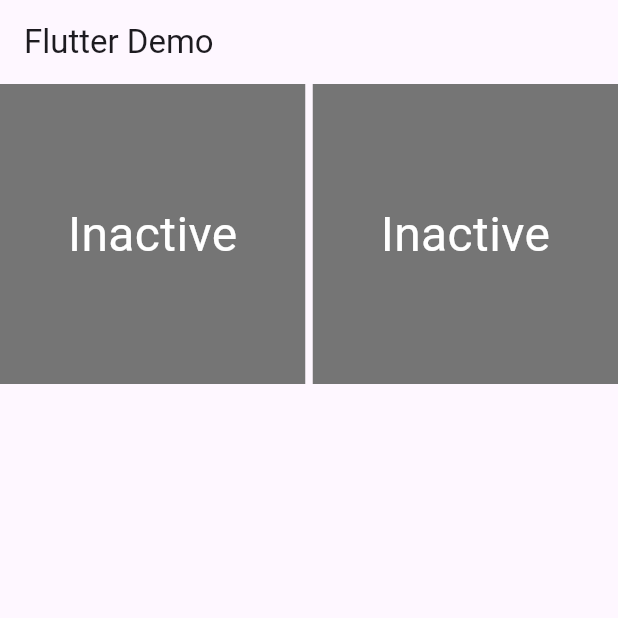
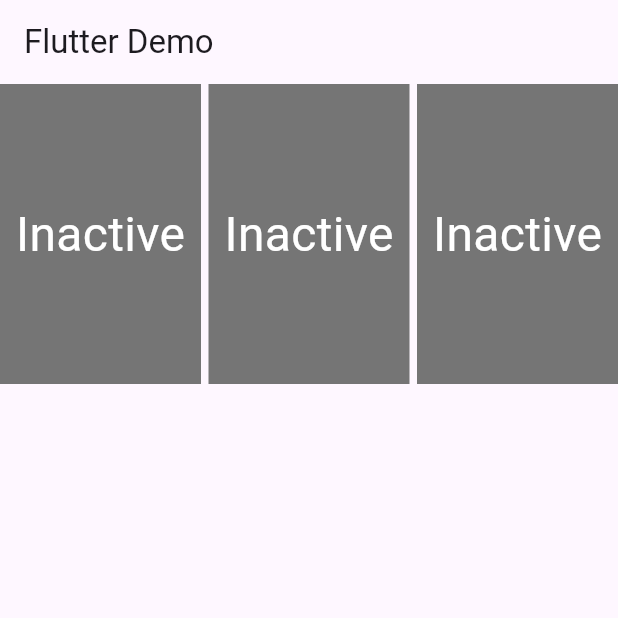
Before and after one commit to flutter-development-rboriba/managing_widgets_stages, a Flutter app: the screen it shows after launch, on a phone screen of 412 x 824 dp, the top half of it. Run offline on Flutter 3.47's test engine with Material 3 defaults, Android fonts, the light colour scheme and no system bars.

Commit message:
Add las thing

```diff
--- a/lib/main.dart
+++ b/lib/main.dart
@@ -30,6 +30,13 @@ class MyApp extends StatelessWidget {
             ),
             Expanded(
               child: ParentWidget(),
+              flex: 1,
+            ),
+            SizedBox(
+              width: 5,
+            ),
+            Expanded(
+              child: ParentBoxCWidget(),
               flex: 1,
             ),
           ],
@@ -144,3 +151,102 @@ class TapboxB extends StatelessWidget {
     );
   }
 }
+
+//---------------------------- ParentBoxCWidget ----------------------------
+class ParentBoxCWidget extends StatefulWidget {
+  const ParentBoxCWidget({super.key});
+
+  @override
+  State<ParentBoxCWidget> createState() => _ParentBoxCWidgetState();
+}
+
+class _ParentBoxCWidgetState extends State<ParentBoxCWidget> {
+  bool _active = false;
+
+  void _handleTapboxChanged(bool newValue) {
+    setState(() {
+      _active = newValue;
+    });
+  }
+
+  @override
+  Widget build(BuildContext context) {
+    return SizedBox(
+      child: TapboxC(
+        active: _active,
+        onChanged: _handleTapboxChanged,
+      ),
+    );
+  }
+}
+
+//----------------------------- TapboxC ------------------------------
+
+class TapboxC extends StatefulWidget {
+  const TapboxC({
+    super.key,
+    this.active = false,
+    required this.onChanged,
+  });
+
+  final bool active;
+  final ValueChanged<bool> onChanged;
+
+  @override
+  State<TapboxC> createState() => _TapboxCState();
+}
+
+class _TapboxCState extends State<TapboxC> {
+  bool _highlight = false;
+
+  void _handleTapDown(TapDownDetails details) {
+    setState(() {
+      _highlight = true;
+    });
+  }
+
+  void _handleTapUp(TapUpDetails details) {
+    setState(() {
+      _highlight = false;
+    });
+  }
+
+  void _handleTapCancel() {
+    setState(() {
+      _highlight = false;
+    });
+  }
+
+  void _handleTap() {
+    widget.onChanged(!widget.active);
+  }
+
+  @override
+  Widget build(BuildContext context) {
+    // This example adds a green border on tap down.
+    // On tap up, the square changes to the opposite state.
+    return GestureDetector(
+      onTapDown: _handleTapDown, // Handle the tap events in the order that
+      onTapUp: _handleTapUp, // they occur: down, up, tap, cancel
+      onTap: _handleTap,
+      onTapCancel: _handleTapCancel,
+      child: Container(
+        width: 200,
+        height: 200,
+        decoration: BoxDecoration(
+          color: widget.active ? Colors.lightGreen[700] : Colors.grey[600],
+          border: _highlight
+              ? Border.all(
+                  color: Colors.teal[700]!,
+                  width: 10,
+                )
+              : null,
+        ),
+        child: Center(
+          child: Text(widget.active ? 'Active' : 'Inactive',
+              style: const TextStyle(fontSize: 32, color: Colors.white)),
+        ),
+      ),
+    );
+  }
+}
```
